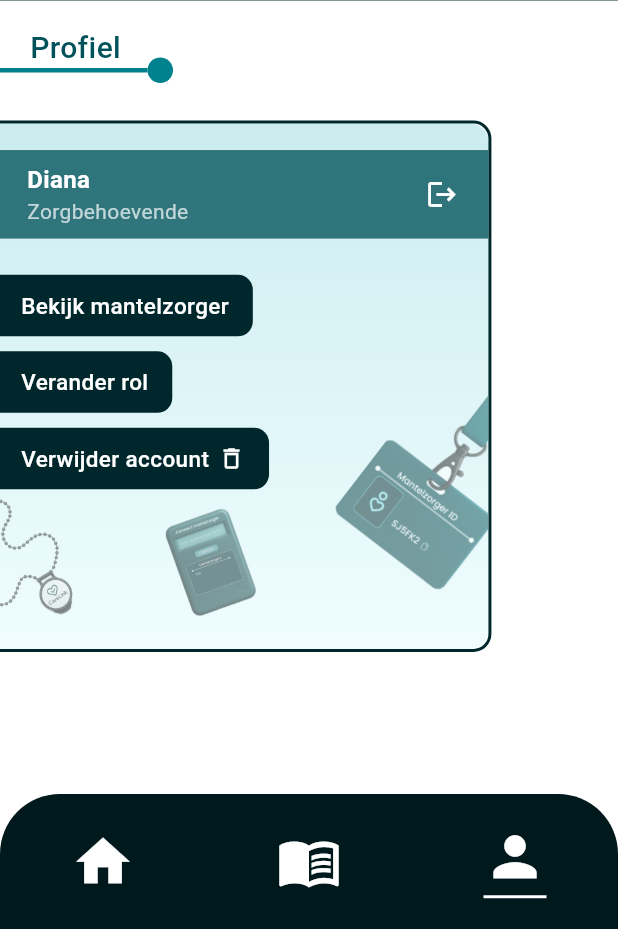
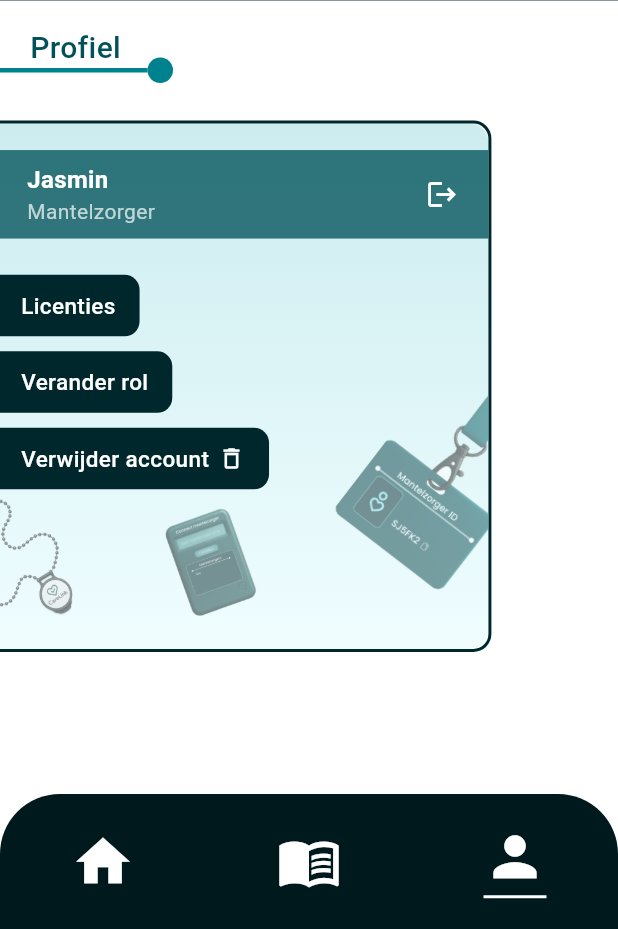
Before and after one commit to jaszy-md/Caregiver_app, a Flutter app: the PatientProfilePage screen opened by its route, on a phone screen of 412 x 824 dp, the part 307-1236 px from its top. Run offline on Flutter 3.47's test engine with Material 3 defaults, Android fonts, the phone set to English and light mode, and no system bars; our stand-ins replace animated_text_kit, go_router; Roboto replaces fonts that are missing (Poppins).

Commit message:
profile fix

```diff
--- a/lib/views/patient/profile/patient_profile_page.dart
+++ b/lib/views/patient/profile/patient_profile_page.dart
@@ -89,7 +89,7 @@ class PatientProfilePage extends StatelessWidget {
                                         CrossAxisAlignment.start,
                                     children: [
                                       Text(
-                                        'Diana',
+                                        'Jasmin',
                                         style: TextStyle(
                                           color: Colors.white,
                                           fontSize: 16,
@@ -97,7 +97,7 @@ class PatientProfilePage extends StatelessWidget {
                                         ),
                                       ),
                                       Text(
-                                        'Zorgbehoevende',
+                                        'Mantelzorger',
                                         style: TextStyle(
                                           color: Colors.white70,
                                           fontSize: 14,
@@ -119,7 +119,19 @@ class PatientProfilePage extends StatelessWidget {
 
                             SizedBox(height: containerHeight * 0.04),
 
-                            const SmallBtn(text: 'Bekijk mantelzorger'),
+                            SmallBtn(
+                              text: 'Licenties',
+                              onTap: () {
+                                showLicensePage(
+                                  context: context,
+                                  applicationName: 'CareLink',
+                                  applicationVersion: '1.0.0',
+                                  applicationLegalese:
+                                      '© ${DateTime.now().year} CareLink Team',
+                                );
+                              },
+                            ),
+
                             const SmallBtn(text: 'Verander rol'),
                             const SmallBtn(
                               text: 'Verwijder account',
```
